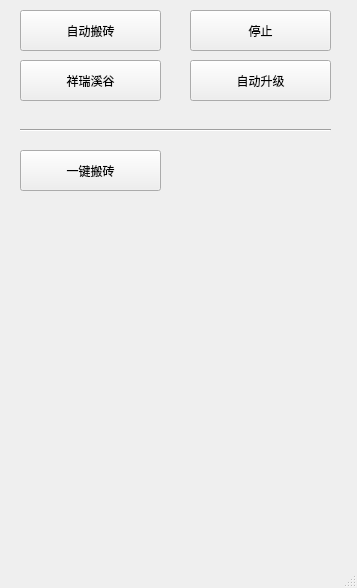
First picture: the form in voyager/ui/main.ui, repository seayona/dnf, before the edit.
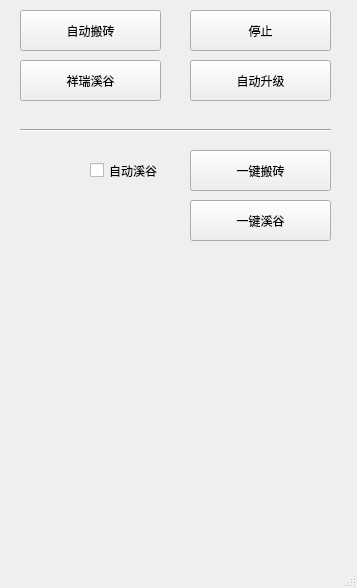
Second picture: the form after the edit.

Commit message: FIX：ui调整

```diff
--- a/voyager/ui/main.ui
+++ b/voyager/ui/main.ui
@@ -72,7 +72,7 @@
    <widget class="QPushButton" name="btn_auto_work">
     <property name="geometry">
      <rect>
-      <x>20</x>
+      <x>190</x>
       <y>150</y>
       <width>141</width>
       <height>41</height>
@@ -82,6 +82,32 @@
      <string>一键搬砖</string>
     </property>
    </widget>
+   <widget class="QPushButton" name="btn_auto_valley">
+    <property name="geometry">
+     <rect>
+      <x>190</x>
+      <y>200</y>
+      <width>141</width>
+      <height>41</height>
+     </rect>
+    </property>
+    <property name="text">
+     <string>一键溪谷</string>
+    </property>
+   </widget>
+   <widget class="QCheckBox" name="ckbox_valley_state">
+    <property name="geometry">
+     <rect>
+      <x>90</x>
+      <y>150</y>
+      <width>90</width>
+      <height>41</height>
+     </rect>
+    </property>
+    <property name="text">
+     <string>自动溪谷</string>
+    </property>
+   </widget>
    <widget class="Line" name="line">
     <property name="geometry">
      <rect>
```
